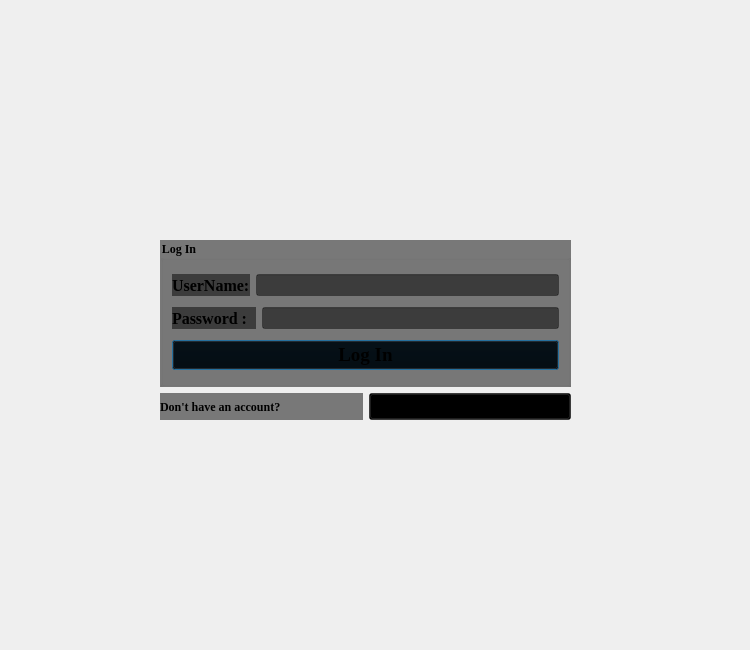
MARIO00410/Guide-Me, file Guide_me/login.ui: the form before one commit.
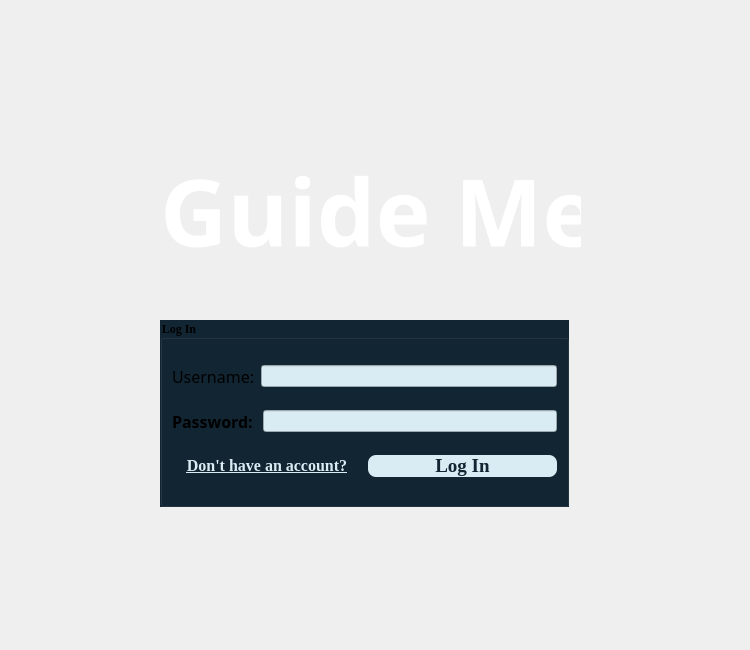
The form after the commit.

What changed in the file:
```diff
--- a/Guide_me/login.ui
+++ b/Guide_me/login.ui
@@ -13,18 +13,15 @@
   <property name="windowTitle">
    <string>Dialog</string>
   </property>
-  <widget class="QWidget" name="layoutWidget">
-   <property name="geometry">
-    <rect>
-     <x>160</x>
-     <y>240</y>
-     <width>411</width>
-     <height>180</height>
-    </rect>
-   </property>
-   <layout class="QVBoxLayout" name="verticalLayout_2">
-    <item>
      <widget class="QGroupBox" name="login_groupBox">
+   <property name="geometry">
+    <rect>
+     <x>160</x>
+     <y>320</y>
+     <width>409</width>
+     <height>187</height>
+    </rect>
+   </property>
       <property name="font">
        <font>
         <family>Times New Roman</family>
@@ -32,7 +29,7 @@
        </font>
       </property>
       <property name="styleSheet">
-       <string notr="true">background-color: rgba(0, 0, 0, 0.5);
+    <string notr="true">background-color:rgba(18,37,51,255);
 </string>
       </property>
       <property name="title">
@@ -45,18 +42,24 @@
           <widget class="QLabel" name="label_username">
            <property name="font">
             <font>
-             <family>Times New Roman</family>
+          <family>Eras Bold ITC</family>
              <pointsize>12</pointsize>
-             <bold>true</bold>
+          <bold>false</bold>
             </font>
            </property>
            <property name="text">
-            <string>UserName:</string>
+         <string>Username:</string>
            </property>
           </widget>
          </item>
          <item>
-          <widget class="QLineEdit" name="login_user_name_field"/>
+       <widget class="QLineEdit" name="login_user_name_field">
+        <property name="styleSheet">
+         <string notr="true">background: rgba(217,236,243,255);
+color: rgba(18,37,51,255);
+</string>
+        </property>
+       </widget>
          </item>
         </layout>
        </item>
@@ -66,18 +69,23 @@
           <widget class="QLabel" name="label_password">
            <property name="font">
             <font>
-             <family>Times New Roman</family>
+          <family>Segoe UI Black</family>
              <pointsize>12</pointsize>
              <bold>true</bold>
             </font>
            </property>
            <property name="text">
-            <string>Password :  </string>
+         <string>Password: </string>
            </property>
           </widget>
          </item>
          <item>
           <widget class="QLineEdit" name="login_password_field">
+        <property name="styleSheet">
+         <string notr="true">background: rgba(217,236,243,255);
+color: rgba(18,37,51,255);
+</string>
+        </property>
            <property name="echoMode">
             <enum>QLineEdit::Password</enum>
            </property>
@@ -86,6 +94,29 @@
         </layout>
        </item>
        <item>
+     <layout class="QHBoxLayout" name="horizontalLayout_4">
+      <item>
+       <widget class="QPushButton" name="signup_button">
+        <property name="font">
+         <font>
+          <family>Times New Roman</family>
+          <pointsize>12</pointsize>
+          <bold>true</bold>
+          <underline>true</underline>
+         </font>
+        </property>
+        <property name="styleSheet">
+         <string notr="true">background-color: transparent;
+color: rgba(217,236,243,255);
+border: 0px;
+</string>
+        </property>
+        <property name="text">
+         <string>Don't have an account?</string>
+        </property>
+       </widget>
+      </item>
+      <item>
         <widget class="QPushButton" name="login_button">
          <property name="font">
           <font>
@@ -94,55 +125,64 @@
            <bold>true</bold>
           </font>
          </property>
+        <property name="styleSheet">
+         <string notr="true">background: rgba(217,236,243,255);
+color: rgba(18,37,51,255);
+border-radius: 8px;
+</string>
+        </property>
          <property name="text">
           <string>Log In</string>
          </property>
         </widget>
        </item>
       </layout>
-     </widget>
     </item>
-    <item>
-     <layout class="QHBoxLayout" name="horizontalLayout_3">
-      <item>
-       <widget class="QLabel" name="ask_label">
-        <property name="font">
-         <font>
-          <family>Times New Roman</family>
-          <bold>true</bold>
-         </font>
-        </property>
-        <property name="styleSheet">
-         <string notr="true">background-color: rgba(0, 0, 0, 0.5);
-</string>
-        </property>
+   </layout>
+  </widget>
+  <widget class="QLabel" name="background">
+   <property name="geometry">
+    <rect>
+     <x>0</x>
+     <y>0</y>
+     <width>751</width>
+     <height>651</height>
+    </rect>
+   </property>
         <property name="text">
-         <string>Don't have an account?</string>
-        </property>
-       </widget>
-      </item>
-      <item>
-       <widget class="QPushButton" name="signup_button">
+    <string/>
+   </property>
+  </widget>
+  <widget class="QLabel" name="label">
+   <property name="geometry">
+    <rect>
+     <x>160</x>
+     <y>140</y>
+     <width>421</width>
+     <height>141</height>
+    </rect>
+   </property>
         <property name="font">
          <font>
-          <family>Times New Roman</family>
-          <pointsize>12</pointsize>
+     <family>Ubuntu Arabic</family>
+     <pointsize>70</pointsize>
           <bold>true</bold>
+     <underline>false</underline>
+     <strikeout>false</strikeout>
          </font>
         </property>
         <property name="styleSheet">
-         <string notr="true">background-color: rgba(0, 0, 0, 0.5);
-</string>
+    <string notr="true">color: rgba(255, 255, 255);
+text-align: center;
+    text-decoration: none;</string>
         </property>
         <property name="text">
-         <string>Sign Up</string>
-        </property>
-       </widget>
-      </item>
-     </layout>
-    </item>
-   </layout>
-  </widget>
+    <string>Guide Me</string>
+   </property>
+  </widget>
+  <zorder>background</zorder>
+  <zorder>login_groupBox</zorder>
+  <zorder>label</zorder>
  </widget>
  <resources/>
  <connections/>
```
Lines whose indentation alone changed are shown as unchanged.
